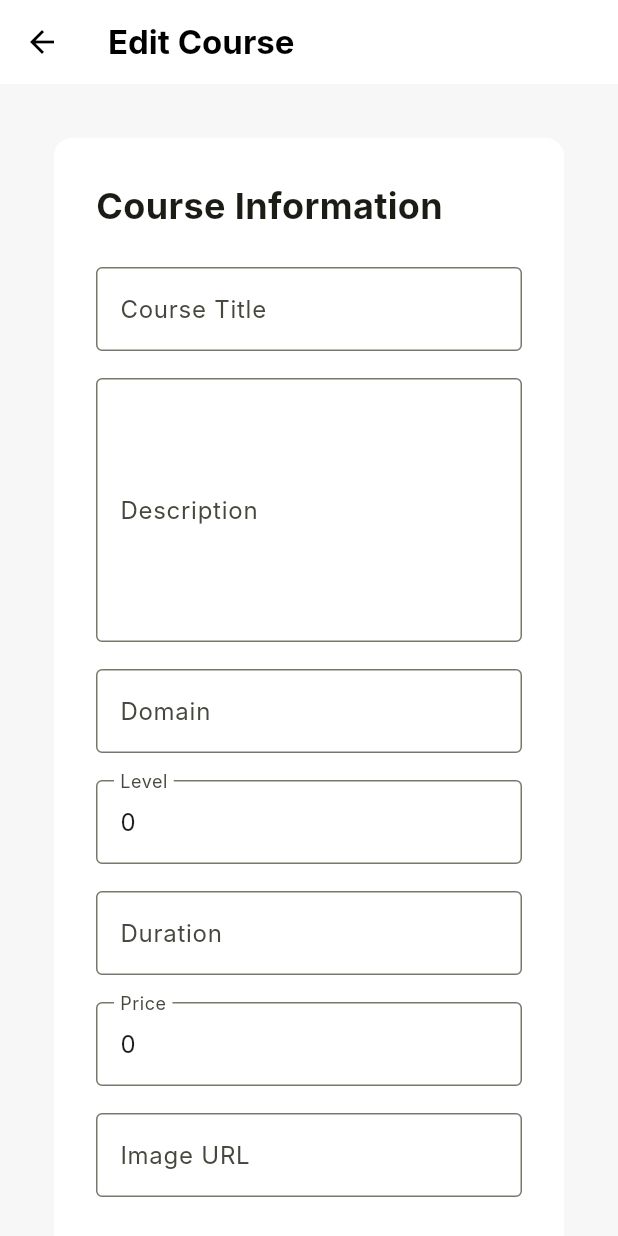
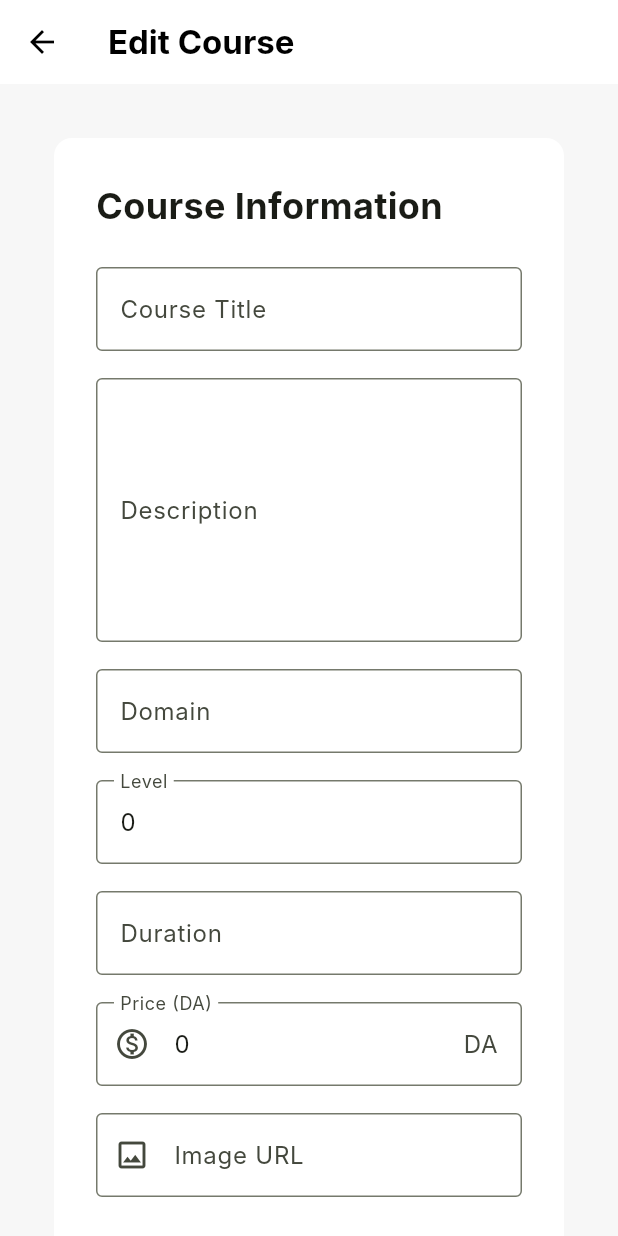
Before and after one commit to meriem-dev-esi/evolve_staff, a Flutter app: the EditCourseScreen screen opened directly with empty values, on a phone screen of 412 x 824 dp. Run offline on Flutter 3.47's test engine with Material 3 defaults, Android fonts, the phone set to English and light mode, and no system bars; our stand-ins replace file_picker, supabase_flutter; accounts and stored records are empty; Roboto replaces fonts that are missing (Inter).

Commit message:
Fix edit course screen: price field and image preview

```diff
--- a/lib/screens/edit_course_screen.dart
+++ b/lib/screens/edit_course_screen.dart
@@ -1,18 +1,15 @@
-
 import 'package:flutter/material.dart';
 import 'package:supabase_flutter/supabase_flutter.dart';
 
 class EditCourseScreen extends StatefulWidget {
   final Map<String, dynamic> course;
 
-  const EditCourseScreen({
-    super.key,
-    required this.course,
-  });
+  const EditCourseScreen({super.key, required this.course});
 
   @override
   State<EditCourseScreen> createState() => _EditCourseScreenState();
 }
+
 class _EditCourseScreenState extends State<EditCourseScreen> {
   final supabase = Supabase.instance.client;
 
@@ -71,9 +68,7 @@ class _EditCourseScreenState extends State<EditCourseScreen> {
     final duration = durationController.text.trim();
     final imageUrl = imageUrlController.text.trim();
 
-    final price = double.tryParse(
-      priceController.text.trim(),
-    );
+    final price = double.tryParse(priceController.text.trim());
 
     if (title.isEmpty) {
       setState(() {
@@ -113,9 +108,7 @@ class _EditCourseScreenState extends State<EditCourseScreen> {
       if (!mounted) return;
 
       ScaffoldMessenger.of(context).showSnackBar(
-        const SnackBar(
-          content: Text('Course updated successfully.'),
-        ),
+        const SnackBar(content: Text('Course updated successfully.')),
       );
 
       Navigator.pop(context, true);
@@ -150,38 +143,27 @@ class _EditCourseScreenState extends State<EditCourseScreen> {
   Widget build(BuildContext context) {
     return Scaffold(
       backgroundColor: const Color(0xFFF7F7F7),
-
       appBar: AppBar(
         title: const Text(
           'Edit Course',
-          style: TextStyle(
-            fontWeight: FontWeight.bold,
-          ),
+          style: TextStyle(fontWeight: FontWeight.bold),
         ),
         backgroundColor: Colors.white,
         foregroundColor: Colors.black,
         elevation: 0,
       ),
-
       body: SingleChildScrollView(
         padding: const EdgeInsets.all(32),
-
         child: Center(
           child: ConstrainedBox(
-            constraints: const BoxConstraints(
-              maxWidth: 800,
-            ),
-
+            constraints: const BoxConstraints(maxWidth: 800),
             child: Card(
               elevation: 0,
               color: Colors.white,
-
               child: Padding(
                 padding: const EdgeInsets.all(28),
-
                 child: Column(
                   crossAxisAlignment: CrossAxisAlignment.start,
-
                   children: [
                     const Text(
                       'Course Information',
@@ -190,9 +172,9 @@ class _EditCourseScreenState extends State<EditCourseScreen> {
                         fontWeight: FontWeight.bold,
                       ),
                     ),
-
                     const SizedBox(height: 24),
 
+                    // Title
                     TextField(
                       controller: titleController,
                       decoration: const InputDecoration(
@@ -200,9 +182,9 @@ class _EditCourseScreenState extends State<EditCourseScreen> {
                         border: OutlineInputBorder(),
                       ),
                     ),
-
                     const SizedBox(height: 18),
 
+                    // Description
                     TextField(
                       controller: descriptionController,
                       maxLines: 6,
@@ -211,9 +193,9 @@ class _EditCourseScreenState extends State<EditCourseScreen> {
                         border: OutlineInputBorder(),
                       ),
                     ),
-
                     const SizedBox(height: 18),
 
+                    // Domain
                     TextField(
                       controller: domainController,
                       decoration: const InputDecoration(
@@ -221,9 +203,9 @@ class _EditCourseScreenState extends State<EditCourseScreen> {
                         border: OutlineInputBorder(),
                       ),
                     ),
-
                     const SizedBox(height: 18),
 
+                    // Level
                     TextField(
                       controller: levelController,
                       decoration: const InputDecoration(
@@ -231,9 +213,9 @@ class _EditCourseScreenState extends State<EditCourseScreen> {
                         border: OutlineInputBorder(),
                       ),
                     ),
-
                     const SizedBox(height: 18),
 
+                    // Duration
                     TextField(
                       controller: durationController,
                       decoration: const InputDecoration(
@@ -242,39 +224,64 @@ class _EditCourseScreenState extends State<EditCourseScreen> {
                         border: OutlineInputBorder(),
                       ),
                     ),
-
                     const SizedBox(height: 18),
 
+                    // Price
                     TextField(
                       controller: priceController,
                       keyboardType: const TextInputType.numberWithOptions(
                         decimal: true,
                       ),
                       decoration: const InputDecoration(
-                        labelText: 'Price',
+                        labelText: 'Price (DA)',
+                        hintText: '0 = gratuit',
                         border: OutlineInputBorder(),
+                        prefixIcon: Icon(Icons.monetization_on_outlined),
+                        suffixText: 'DA',
                       ),
                     ),
-
                     const SizedBox(height: 18),
 
+                    // Image URL + preview
                     TextField(
                       controller: imageUrlController,
                       decoration: const InputDecoration(
                         labelText: 'Image URL',
+                        hintText: 'Lien direct vers une image (.jpg, .png)',
                         border: OutlineInputBorder(),
+                        prefixIcon: Icon(Icons.image_outlined),
                       ),
+                      onChanged: (_) => setState(() {}),
                     ),
-
+                    if (imageUrlController.text.trim().isNotEmpty) ...[
+                      const SizedBox(height: 12),
+                      ClipRRect(
+                        borderRadius: BorderRadius.circular(10),
+                        child: Image.network(
+                          imageUrlController.text.trim(),
+                          height: 160,
+                          width: double.infinity,
+                          fit: BoxFit.cover,
+                          errorBuilder: (_, __, ___) => Container(
+                            height: 100,
+                            color: Colors.grey.shade200,
+                            alignment: Alignment.center,
+                            child: const Text(
+                              'Could not load image preview',
+                              style: TextStyle(color: Colors.grey),
+                            ),
+                          ),
+                        ),
+                      ),
+                    ],
                     const SizedBox(height: 18),
 
+                    // Published
                     SwitchListTile(
                       contentPadding: EdgeInsets.zero,
                       title: const Text(
                         'Published',
-                        style: TextStyle(
-                          fontWeight: FontWeight.w600,
-                        ),
+                        style: TextStyle(fontWeight: FontWeight.w600),
                       ),
                       subtitle: const Text(
                         'Make this course visible to students.',
@@ -291,20 +298,14 @@ class _EditCourseScreenState extends State<EditCourseScreen> {
 
                     if (error != null) ...[
                       const SizedBox(height: 16),
-
-                      Text(
-                        error!,
-                        style: const TextStyle(
-                          color: Colors.red,
-                        ),
-                      ),
+                      Text(error!, style: const TextStyle(color: Colors.red)),
                     ],
 
                     const SizedBox(height: 28),
 
+                    // Buttons
                     Row(
                       mainAxisAlignment: MainAxisAlignment.end,
-
                       children: [
                         OutlinedButton(
                           onPressed: saving
@@ -314,12 +315,9 @@ class _EditCourseScreenState extends State<EditCourseScreen> {
                                 },
                           child: const Text('Cancel'),
                         ),
-
                         const SizedBox(width: 12),
-
                         ElevatedButton.icon(
                           onPressed: saving ? null : saveCourse,
-
                           icon: saving
                               ? const SizedBox(
                                   width: 18,
@@ -328,15 +326,8 @@ class _EditCourseScreenState extends State<EditCourseScreen> {
                                     strokeWidth: 2,
                                   ),
                                 )
-                              : const Icon(
-                                  Icons.save_outlined,
-                                ),
-
-                          label: Text(
-                            saving
-                                ? 'Saving...'
-                                : 'Save Changes',
-                          ),
+                              : const Icon(Icons.save_outlined),
+                          label: Text(saving ? 'Saving...' : 'Save Changes'),
                         ),
                       ],
                     ),
```
